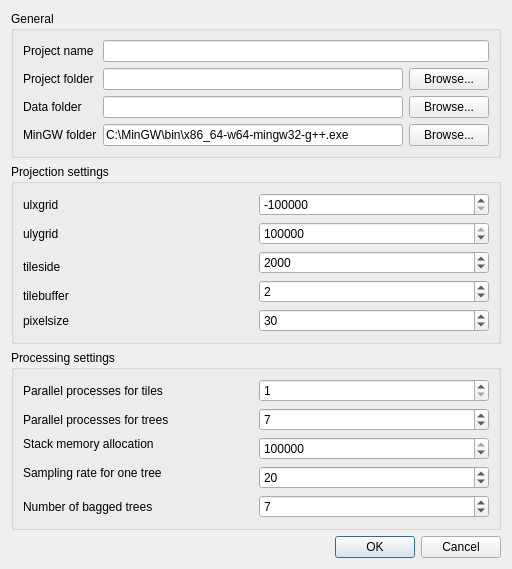
Above: umdprojectdialogbase.ui from nextgis/UMD_GLAD before the change. Below: the same form after it.
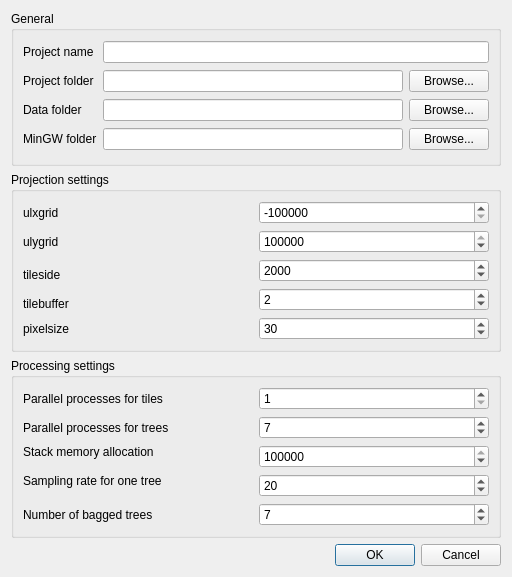
That is the form after the change. Custom widgets are drawn as their Qt base class.

Commit message: clear compiler path line edit by default

Diff of the .ui file:
```diff
--- a/umdprojectdialogbase.ui
+++ b/umdprojectdialogbase.ui
@@ -7,7 +7,7 @@
     <x>0</x>
     <y>0</y>
     <width>512</width>
-    <height>549</height>
+    <height>577</height>
    </rect>
   </property>
   <property name="windowTitle">
@@ -48,11 +48,7 @@
        <widget class="QLineEdit" name="leProjectName"/>
       </item>
       <item row="3" column="1">
-       <widget class="QLineEdit" name="leMinGW">
-        <property name="text">
-         <string>C:\MinGW\bin\x86_64-w64-mingw32-g++.exe</string>
-        </property>
-       </widget>
+       <widget class="QLineEdit" name="leMinGW"/>
       </item>
       <item row="1" column="1">
        <widget class="QLineEdit" name="leProjectDir"/>
```
